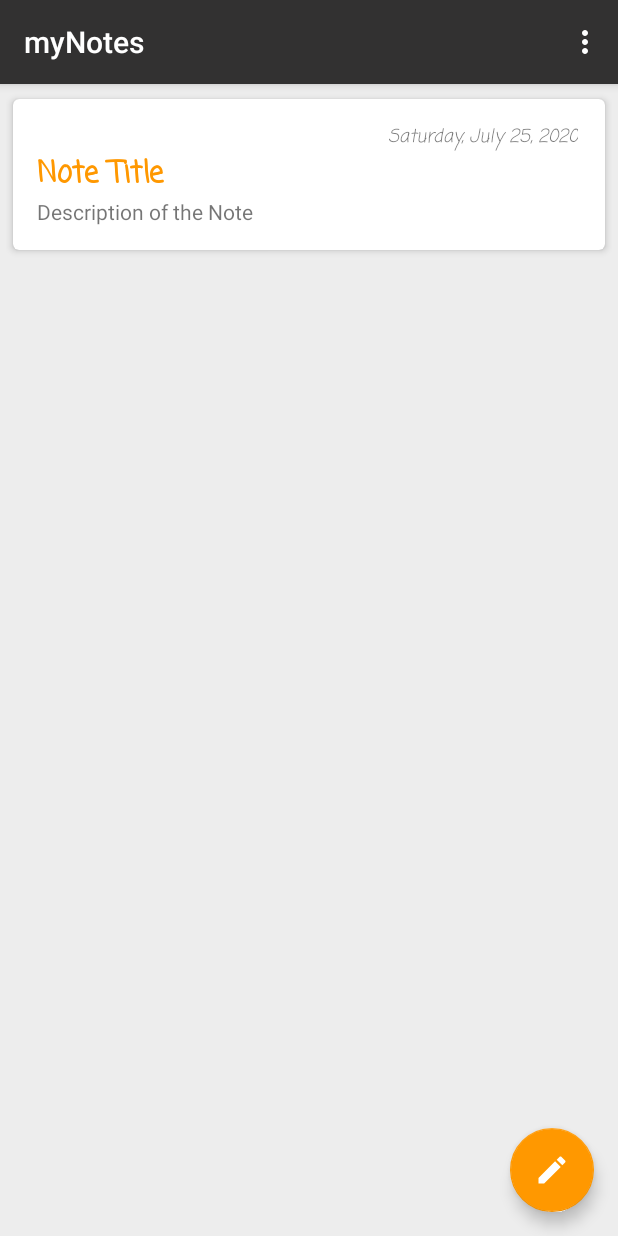
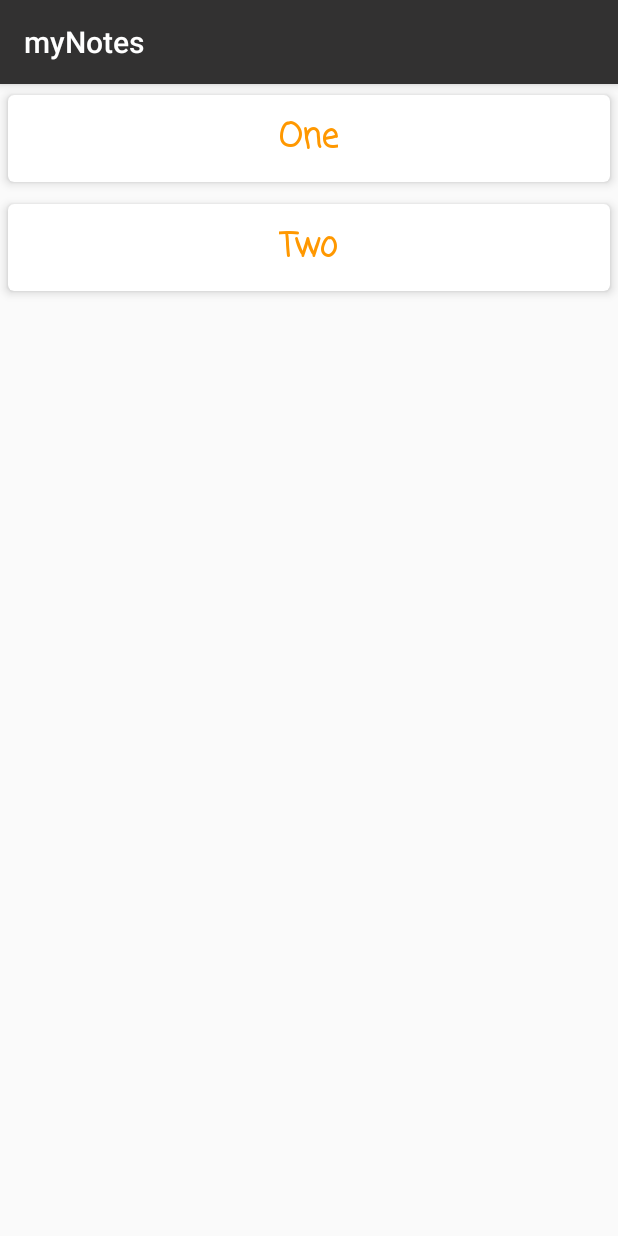
Before and after one commit to Ngonyoku/my.Notes, an Android app: the screen it shows after launch (NoteListActivity before the commit, CategoryListActivity after it), on a phone screen of 412 x 824 dp. Run offline under Robolectric (Android 15) with nearby library versions, the phone set to English and light mode, and no system bars; our stand-ins replace Room's generated code.

Commit message:
CategoryListActivity Added.

```diff
--- /dev/null
+++ b/app/src/main/java/com/RickProjects/myNotes/CategoryAdapter.java
@@ -0,0 +1,60 @@
+package com.RickProjects.myNotes;
+
+import android.view.LayoutInflater;
+import android.view.View;
+import android.view.ViewGroup;
+import android.widget.TextView;
+
+import androidx.annotation.NonNull;
+import androidx.recyclerview.widget.DiffUtil;
+import androidx.recyclerview.widget.ListAdapter;
+import androidx.recyclerview.widget.RecyclerView;
+
+public class CategoryAdapter extends ListAdapter<Category, CategoryAdapter.CategoryViewHolder> {
+
+    public CategoryAdapter() {
+        super(
+                new DiffUtil.ItemCallback<Category>() {
+                    @Override
+                    public boolean areItemsTheSame(@NonNull Category oldItem, @NonNull Category newItem) {
+                        return oldItem.getCategoryId() == newItem.getCategoryId();
+                    }
+
+                    @Override
+                    public boolean areContentsTheSame(@NonNull Category oldItem, @NonNull Category newItem) {
+                        return oldItem.getCategoryName().equals(newItem.getCategoryName());
+                    }
+                }
+        );
+    }
+
+    public Category getItemAt(int position) {
+        return getItem(position);
+    }
+
+    @NonNull
+    @Override
+    public CategoryViewHolder onCreateViewHolder(@NonNull ViewGroup parent, int viewType) {
+        return new CategoryViewHolder(
+                LayoutInflater.from(parent.getContext())
+                        .inflate(R.layout.item_category_list, parent, false)
+        );
+    }
+
+    @Override
+    public void onBindViewHolder(@NonNull CategoryViewHolder holder, int position) {
+        Category current = getItem(position);
+        holder.textViewCategoryName.setText(current.getCategoryName());
+    }
+
+    class CategoryViewHolder extends RecyclerView.ViewHolder {
+
+        private TextView textViewCategoryName;
+
+        public CategoryViewHolder(@NonNull View itemView) {
+            super(itemView);
+
+            textViewCategoryName = itemView.findViewById(R.id.textview_category_name);
+        }
+    }
+}
--- /dev/null
+++ b/app/src/main/java/com/RickProjects/myNotes/CategoryListActivity.java
@@ -0,0 +1,39 @@
+package com.RickProjects.myNotes;
+
+import androidx.appcompat.app.AppCompatActivity;
+import androidx.lifecycle.Observer;
+import androidx.lifecycle.ViewModelProvider;
+import androidx.recyclerview.widget.LinearLayoutManager;
+import androidx.recyclerview.widget.RecyclerView;
+
+import android.os.Bundle;
+
+import java.util.List;
+
+public class CategoryListActivity extends AppCompatActivity {
+
+    private CategoryViewModel mViewModel;
+
+    @Override
+    protected void onCreate(Bundle savedInstanceState) {
+        super.onCreate(savedInstanceState);
+        setContentView(R.layout.activity_category_list);
+
+        mViewModel = new ViewModelProvider(this).get(CategoryViewModel.class);
+        CategoryAdapter adapter = new CategoryAdapter();
+        RecyclerView recyclerView = findViewById(R.id.recycler_category_list);
+
+        recyclerView.setAdapter(adapter);
+        recyclerView.setHasFixedSize(true);
+        recyclerView.setLayoutManager(new LinearLayoutManager(this));
+
+        mViewModel.getCategories().observe(this, new Observer<List<Category>>() {
+            @Override
+            public void onChanged(List<Category> categories) {
+                adapter.submitList(categories);
+            }
+        });
+
+
+    }
+}
--- /dev/null
+++ b/app/src/main/java/com/RickProjects/myNotes/CategoryRepository.java
@@ -0,0 +1,45 @@
+package com.RickProjects.myNotes;
+
+import android.app.Application;
+import android.os.AsyncTask;
+
+import androidx.lifecycle.LiveData;
+
+import java.util.List;
+
+public class CategoryRepository {
+    private CategoryDAO mDAO;
+    private LiveData<List<Category>> categories;
+
+    public CategoryRepository(Application application) {
+        NoteDatabase database = NoteDatabase.getInstance(application);
+        mDAO = database.categoryDAO();
+        categories = mDAO.getCategories();
+    }
+
+    void insert(Category category) {
+        new InsertTask(mDAO).execute(category);
+    }
+
+    void delete(Category category) {
+
+    }
+
+    LiveData<List<Category>> getCategories() {
+        return categories;
+    }
+
+    private class InsertTask extends AsyncTask<Category, Void, Void> {
+        private CategoryDAO mCategoryDAO;
+
+        public InsertTask(CategoryDAO categoryDAO) {
+            mCategoryDAO = categoryDAO;
+        }
+
+        @Override
+        protected Void doInBackground(Category... categories) {
+            mCategoryDAO.insert(categories[0]);
+            return null;
+        }
+    }
+}
--- /dev/null
+++ b/app/src/main/java/com/RickProjects/myNotes/CategoryViewModel.java
@@ -0,0 +1,32 @@
+package com.RickProjects.myNotes;
+
+import android.app.Application;
+
+import androidx.annotation.NonNull;
+import androidx.lifecycle.AndroidViewModel;
+import androidx.lifecycle.LiveData;
+
+import java.util.List;
+
+public class CategoryViewModel extends AndroidViewModel {
+    private CategoryRepository mCategoryRepository;
+    private LiveData<List<Category>> categories;
+
+    public CategoryViewModel(@NonNull Application application) {
+        super(application);
+        mCategoryRepository = new CategoryRepository(application);
+        categories = mCategoryRepository.getCategories();
+    }
+
+    public void insert(Category category) {
+        mCategoryRepository.insert(category);
+    }
+
+    public void delete(Category category) {
+        mCategoryRepository.delete(category);
+    }
+
+    LiveData<List<Category>> getCategories() {
+        return categories;
+    }
+}
--- a/app/src/main/java/com/RickProjects/myNotes/NoteDatabase.java
+++ b/app/src/main/java/com/RickProjects/myNotes/NoteDatabase.java
@@ -12,11 +12,14 @@ import androidx.sqlite.db.SupportSQLiteDatabase;
 import java.text.DateFormat;
 import java.util.Calendar;
 
-@Database(entities = {Note.class}, version = 1)
+@Database(entities = {Note.class, Category.class}, version = 2)
 public abstract class NoteDatabase extends RoomDatabase {
+    public static final String DATABASE_NAME = "Note_database";
     private static NoteDatabase instance;
 
     public abstract NoteDAO noteDAO();
+
+    public abstract CategoryDAO categoryDAO();
 
     public static synchronized NoteDatabase getInstance(Context context) {
         if (instance == null) {
@@ -24,7 +27,7 @@ public abstract class NoteDatabase extends RoomDatabase {
                     .databaseBuilder(
                             context.getApplicationContext(),
                             NoteDatabase.class,
-                            "Note_database")
+                            DATABASE_NAME)
                     .fallbackToDestructiveMigration()
                     .addCallback(roomCallback)
                     .build()
@@ -42,21 +45,31 @@ public abstract class NoteDatabase extends RoomDatabase {
     };
 
     private static class PopulateDBTask extends AsyncTask<Note, Void, Void> {
-        private NoteDAO mDAO;
+        private NoteDAO mNoteDAO;
+        private CategoryDAO mCategoryDAO;
 
         public PopulateDBTask(NoteDatabase database) {
-            mDAO = database.noteDAO();
+            mNoteDAO = database.noteDAO();
+            mCategoryDAO = database.categoryDAO();
         }
 
         @Override
         protected Void doInBackground(Note... notes) {
-            mDAO.insert(new Note(
-                            "Note Title",
-                            "Description of the Note",
-                            DateFormat.getDateInstance(DateFormat.FULL)
-                                    .format(Calendar.getInstance().getTime())
-                    )
+            Category categoryOne = new Category("One");
+            Category categoryTwo = new Category("Two");
+
+            Note noteOne = new Note(
+                    "Note Title",
+                    "Description of the Note",
+                    DateFormat.getDateInstance(DateFormat.FULL)
+                            .format(Calendar.getInstance().getTime())
             );
+
+            noteOne.setCategoryId(categoryOne.getCategoryId());
+
+            mCategoryDAO.insert(categoryOne);
+            mCategoryDAO.insert(categoryTwo);
+            mNoteDAO.insert(noteOne);
             return null;
         }
     }
--- a/app/src/main/java/com/RickProjects/myNotes/NoteListActivity.java
+++ b/app/src/main/java/com/RickProjects/myNotes/NoteListActivity.java
@@ -40,10 +40,10 @@ public class NoteListActivity extends AppCompatActivity {
 
         recyclerView.setAdapter(adapter);
         recyclerView.setHasFixedSize(true);
-//        recyclerView.setLayoutManager(new StaggeredGridLayoutManager(2, StaggeredGridLayoutManager.VERTICAL));
-//        recyclerView.setLayoutManager(new GridLayoutManager(this, 2));
+
         recyclerView.setLayoutManager(new LinearLayoutManager(this));
 
+        /*Load the List of Notes from DB to the RecyclerView*/
         mNoteViewModel.getNotes().observe(this, new Observer<List<Note>>() {
             @Override
             public void onChanged(List<Note> notes) {
@@ -51,6 +51,7 @@ public class NoteListActivity extends AppCompatActivity {
             }
         });
 
+        /*Swipe to Delete*/
         new ItemTouchHelper(new ItemTouchHelper.SimpleCallback(0, ItemTouchHelper.LEFT) {
             @Override
             public boolean onMove(@NonNull RecyclerView recyclerView, @NonNull RecyclerView.ViewHolder viewHolder, @NonNull RecyclerView.ViewHolder target) {
@@ -77,8 +78,10 @@ public class NoteListActivity extends AppCompatActivity {
                         })
                         .show();
             }
-        }).attachToRecyclerView(recyclerView);
+        })
+                .attachToRecyclerView(recyclerView);
 
+        /*When Note is Clicked*/
         adapter.setOnItemClick(
                 note -> {
                     Intent intent = new Intent(NoteListActivity.this, CreateEditNoteActivity.class);
@@ -91,14 +94,13 @@ public class NoteListActivity extends AppCompatActivity {
                 }
         );
 
+        /*When fab is Clicked*/
         findViewById(R.id.fab_addNote).
-                setOnClickListener(new View.OnClickListener() {
-                    @Override
-                    public void onClick(View v) {
-                        startActivityForResult(
-                                new Intent(NoteListActivity.this, CreateEditNoteActivity.class),
-                                CREATE_NOTE_REQUEST);
-                    }
+                setOnClickListener(v -> {
+                    startActivityForResult(
+                            new Intent(NoteListActivity.this, CreateEditNoteActivity.class),
+                            CREATE_NOTE_REQUEST);
+
                 });
     }
 
--- /dev/null
+++ b/app/src/main/res/layout/activity_category_list.xml
@@ -0,0 +1,14 @@
+<?xml version="1.0" encoding="utf-8"?>
+<androidx.coordinatorlayout.widget.CoordinatorLayout xmlns:android="http://schemas.android.com/apk/res/android"
+    xmlns:app="http://schemas.android.com/apk/res-auto"
+    xmlns:tools="http://schemas.android.com/tools"
+    android:layout_width="match_parent"
+    android:layout_height="match_parent"
+    tools:context=".CategoryListActivity">
+
+    <androidx.recyclerview.widget.RecyclerView
+        android:id="@+id/recycler_category_list"
+        android:layout_width="match_parent"
+        android:layout_height="match_parent" />
+
+</androidx.coordinatorlayout.widget.CoordinatorLayout>
--- /dev/null
+++ b/app/src/main/res/layout/item_category_list.xml
@@ -0,0 +1,28 @@
+<?xml version="1.0" encoding="utf-8"?>
+<androidx.cardview.widget.CardView xmlns:android="http://schemas.android.com/apk/res/android"
+    xmlns:app="http://schemas.android.com/apk/res-auto"
+    android:layout_width="match_parent"
+    android:layout_height="wrap_content"
+    app:cardCornerRadius="4dp"
+    app:cardElevation="4dp"
+    app:cardUseCompatPadding="true"
+    app:contentPadding="12dp">
+
+    <LinearLayout
+        android:layout_width="match_parent"
+        android:layout_height="wrap_content"
+        android:gravity="center"
+        android:orientation="vertical">
+
+        <TextView
+            android:id="@+id/textview_category_name"
+            android:layout_width="wrap_content"
+            android:layout_height="wrap_content"
+            android:fontFamily="casual"
+            android:text="@string/category"
+            android:textAlignment="center"
+            android:textAppearance="@style/TextAppearance.AppCompat.Large"
+            android:textColor="@color/colorAccent"
+            android:textStyle="bold" />
+    </LinearLayout>
+</androidx.cardview.widget.CardView>
--- a/app/src/main/res/values/strings.xml
+++ b/app/src/main/res/values/strings.xml
@@ -13,5 +13,6 @@
     <string name="delete_all">Delete All</string>
     <string name="exit">Exit</string>
     <string name="cancel">Cancel</string>
+    <string name="category">CATEGORY</string>
 
 </resources>
```
Also changed, not shown: app/src/main/AndroidManifest.xml (+7 -0 lines).
